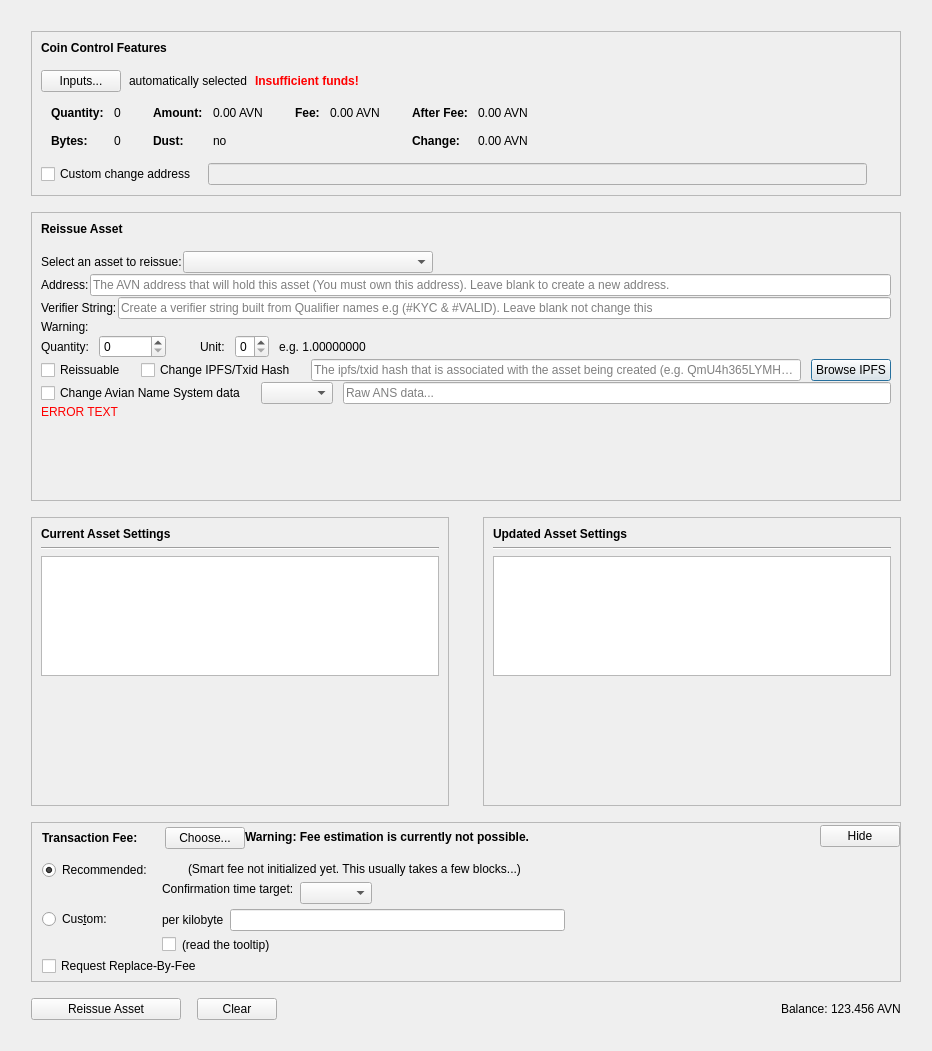
Old version of the form src/qt/forms/reissueassetdialog.ui in the repository AvianNetwork/Avian.
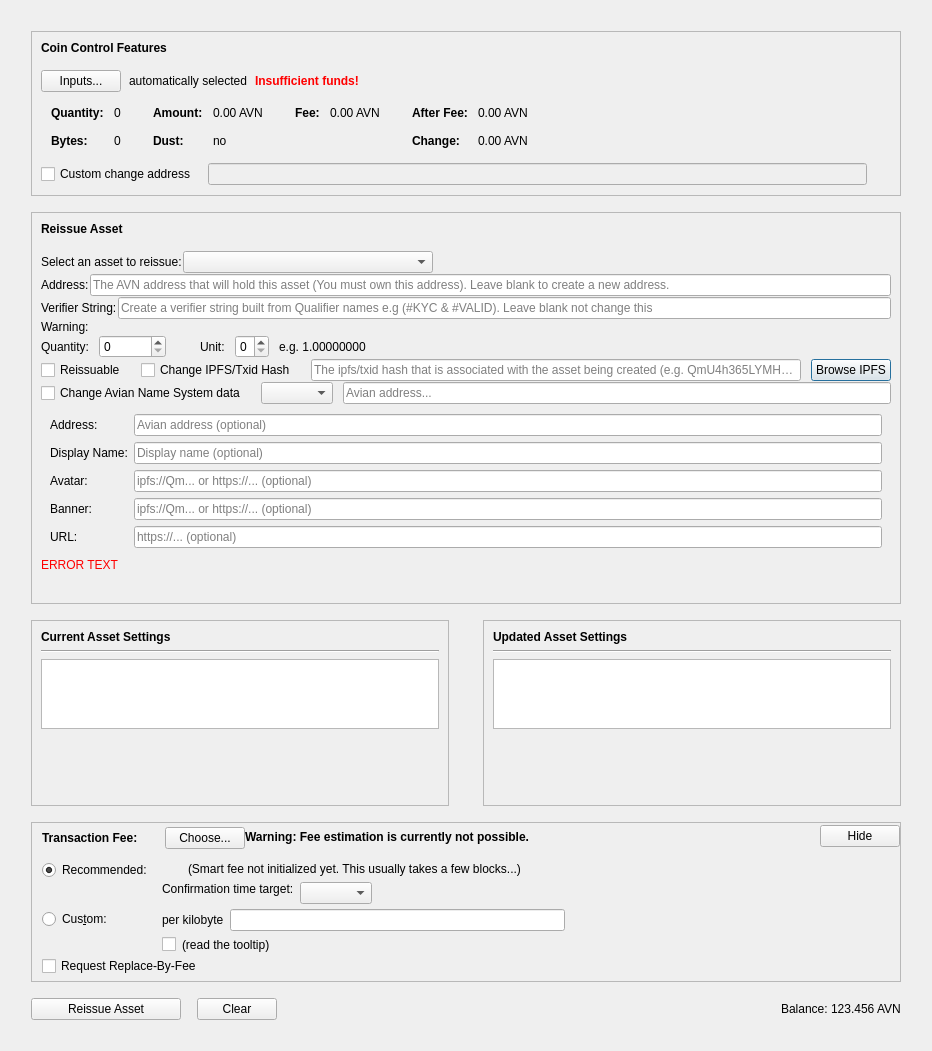
New version of the form. Custom widgets are drawn as their Qt base class.

```diff
--- a/src/qt/forms/reissueassetdialog.ui
+++ b/src/qt/forms/reissueassetdialog.ui
@@ -948,7 +948,7 @@
                         <number>64</number>
                     </property>
                         <property name="placeholderText">
-                        <string>Raw ANS data...</string>
+                        <string>Avian address...</string>
                     </property>
                 </widget>
                 </item>
@@ -956,6 +956,67 @@
             </item>
            </layout>
           </item>
+          <item>
+           <widget class="QWidget" name="ansCborWidget">
+            <layout class="QFormLayout" name="ansCborLayout">
+             <item row="0" column="0">
+              <widget class="QLabel" name="ansCborAddrLabel">
+               <property name="text"><string>Address:</string></property>
+              </widget>
+             </item>
+             <item row="0" column="1">
+              <widget class="QLineEdit" name="ansCborAddrEdit">
+               <property name="placeholderText"><string>Avian address (optional)</string></property>
+               <property name="maxLength"><number>100</number></property>
+              </widget>
+             </item>
+             <item row="1" column="0">
+              <widget class="QLabel" name="ansCborNameLabel">
+               <property name="text"><string>Display Name:</string></property>
+              </widget>
+             </item>
+             <item row="1" column="1">
+              <widget class="QLineEdit" name="ansCborNameEdit">
+               <property name="placeholderText"><string>Display name (optional)</string></property>
+               <property name="maxLength"><number>64</number></property>
+              </widget>
+             </item>
+             <item row="2" column="0">
+              <widget class="QLabel" name="ansCborAvatarLabel">
+               <property name="text"><string>Avatar:</string></property>
+              </widget>
+             </item>
+             <item row="2" column="1">
+              <widget class="QLineEdit" name="ansCborAvatarEdit">
+               <property name="placeholderText"><string>ipfs://Qm... or https://... (optional)</string></property>
+               <property name="maxLength"><number>200</number></property>
+              </widget>
+             </item>
+             <item row="3" column="0">
+              <widget class="QLabel" name="ansCborBannerLabel">
+               <property name="text"><string>Banner:</string></property>
+              </widget>
+             </item>
+             <item row="3" column="1">
+              <widget class="QLineEdit" name="ansCborBannerEdit">
+               <property name="placeholderText"><string>ipfs://Qm... or https://... (optional)</string></property>
+               <property name="maxLength"><number>200</number></property>
+              </widget>
+             </item>
+             <item row="4" column="0">
+              <widget class="QLabel" name="ansCborUrlLabel">
+               <property name="text"><string>URL:</string></property>
+              </widget>
+             </item>
+             <item row="4" column="1">
+              <widget class="QLineEdit" name="ansCborUrlEdit">
+               <property name="placeholderText"><string>https://... (optional)</string></property>
+               <property name="maxLength"><number>200</number></property>
+              </widget>
+             </item>
+            </layout>
+           </widget>
+          </item>
           <item>
            <layout class="QHBoxLayout" name="horizontalLayout_5"/>
           </item>
```
Left out of the diff: 4 changed lines with no effect on the pictures.
